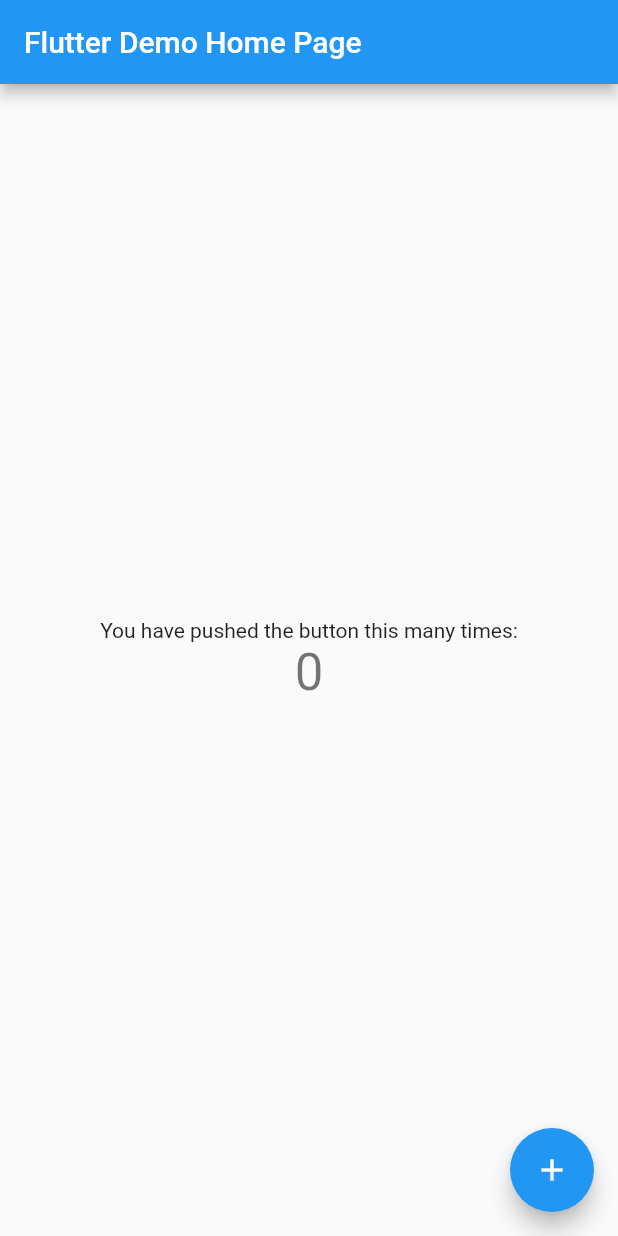
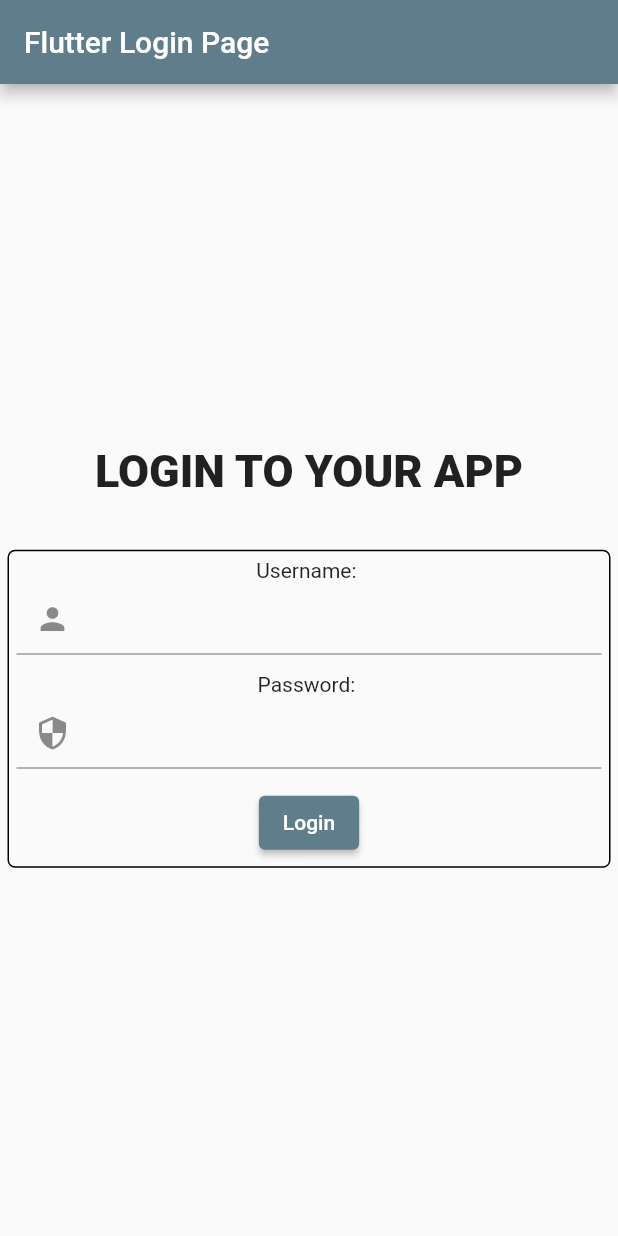
Before and after one commit to zhiyongteoh/firstFlutter, a Flutter app: the screen it shows after launch, on a phone screen of 412 x 824 dp. Run offline on Flutter 3.47's test engine with Material 2 defaults, Android fonts, the phone set to English and light mode, and no system bars; our stand-ins replace firebase_core; accounts and stored records are empty.

Commit message:
thrid commit

```diff
--- /dev/null
+++ b/lib/home.dart
@@ -0,0 +1,20 @@
+import 'package:flutter/material.dart';
+
+class Home extends StatelessWidget {
+  const Home({Key? key}) : super(key: key);
+
+  @override
+  Widget build(BuildContext context) {
+    return Scaffold(
+      appBar: AppBar(
+        title: const Text("My Home Page"),
+      ),
+      body: Container(
+        decoration: const BoxDecoration(color: Colors.blueGrey),
+        child: const Center(
+          child: Text("Welcom to home page",
+              style: TextStyle(fontWeight: FontWeight.w900, fontSize: 30)),
+        ),
+    ));
+  }
+}
--- a/lib/main.dart
+++ b/lib/main.dart
@@ -1,117 +1,87 @@
 import 'package:flutter/material.dart';
 import 'package:firebase_core/firebase_core.dart';
+import 'package:flutter_application_1/home.dart';
 
 Future<void> main() async {
+  WidgetsFlutterBinding.ensureInitialized();
   await Firebase.initializeApp();
   runApp(const MyApp());
 }
 
 class MyApp extends StatelessWidget {
-  const MyApp({super.key});
+  const MyApp({Key? key}) : super(key: key);
 
   // This widget is the root of your application.
   @override
   Widget build(BuildContext context) {
     return MaterialApp(
       title: 'Flutter Demo',
+      debugShowCheckedModeBanner: false,
       theme: ThemeData(
-        // This is the theme of your application.
-        //
-        // Try running your application with "flutter run". You'll see the
-        // application has a blue toolbar. Then, without quitting the app, try
-        // changing the primarySwatch below to Colors.green and then invoke
-        // "hot reload" (press "r" in the console where you ran "flutter run",
-        // or simply save your changes to "hot reload" in a Flutter IDE).
-        // Notice that the counter didn't reset back to zero; the application
-        // is not restarted.
-        primarySwatch: Colors.blue,
+        primarySwatch: Colors.blueGrey,
+        backgroundColor: Color.fromARGB(255, 157, 188, 241)
       ),
-      home: const MyHomePage(title: 'Flutter Demo Home Page'),
+      home: const MyLoginPage(title: 'Flutter Login Page'),
     );
   }
 }
 
-class MyHomePage extends StatefulWidget {
-  const MyHomePage({super.key, required this.title});
-
-  // This widget is the home page of your application. It is stateful, meaning
-  // that it has a State object (defined below) that contains fields that affect
-  // how it looks.
-
-  // This class is the configuration for the state. It holds the values (in this
-  // case the title) provided by the parent (in this case the App widget) and
-  // used by the build method of the State. Fields in a Widget subclass are
-  // always marked "final".
-
+class MyLoginPage extends StatefulWidget {
+  const MyLoginPage({Key? key, required this.title}) : super(key: key);
   final String title;
 
   @override
-  State<MyHomePage> createState() => _MyHomePageState();
+  State<MyLoginPage> createState() => _MyLoginPageState();
 }
 
-class _MyHomePageState extends State<MyHomePage> {
-  int _counter = 0;
-
-  void _incrementCounter() {
-    setState(() {
-      // This call to setState tells the Flutter framework that something has
-      // changed in this State, which causes it to rerun the build method below
-      // so that the display can reflect the updated values. If we changed
-      // _counter without calling setState(), then the build method would not be
-      // called again, and so nothing would appear to happen.
-      _counter++;
-    });
-  }
-
+class _MyLoginPageState extends State<MyLoginPage> {
   @override
   Widget build(BuildContext context) {
-    // This method is rerun every time setState is called, for instance as done
-    // by the _incrementCounter method above.
-    //
-    // The Flutter framework has been optimized to make rerunning build methods
-    // fast, so that you can just rebuild anything that needs updating rather
-    // than having to individually change instances of widgets.
     return Scaffold(
       appBar: AppBar(
-        // Here we take the value from the MyHomePage object that was created by
-        // the App.build method, and use it to set our appbar title.
         title: Text(widget.title),
       ),
-      body: Center(
-        // Center is a layout widget. It takes a single child and positions it
-        // in the middle of the parent.
-        child: Column(
-          // Column is also a layout widget. It takes a list of children and
-          // arranges them vertically. By default, it sizes itself to fit its
-          // children horizontally, and tries to be as tall as its parent.
-          //
-          // Invoke "debug painting" (press "p" in the console, choose the
-          // "Toggle Debug Paint" action from the Flutter Inspector in Android
-          // Studio, or the "Toggle Debug Paint" command in Visual Studio Code)
-          // to see the wireframe for each widget.
-          //
-          // Column has various properties to control how it sizes itself and
-          // how it positions its children. Here we use mainAxisAlignment to
-          // center the children vertically; the main axis here is the vertical
-          // axis because Columns are vertical (the cross axis would be
-          // horizontal).
-          mainAxisAlignment: MainAxisAlignment.center,
-          children: <Widget>[
-            const Text(
-              'You have pushed the button this many times:',
-            ),
-            Text(
-              '$_counter',
-              style: Theme.of(context).textTheme.headline4,
-            ),
-          ],
-        ),
+      body: Column(
+        mainAxisAlignment: MainAxisAlignment.center,
+        children: [
+          const Text('LOGIN TO YOUR APP',
+            style: TextStyle(fontWeight: FontWeight.w900, fontSize: 30)),
+          const SizedBox(height: 30),
+          Container(
+            margin: const EdgeInsets.all(5.0),//outer
+            padding: const EdgeInsets.all(5.0),//inner
+            decoration: BoxDecoration(
+                border: Border.all(color: Colors.black),
+                borderRadius: BorderRadius.circular(5.0)),
+            child:
+                Column(mainAxisAlignment: MainAxisAlignment.center,
+                children: [
+
+              const Text('Username: '),
+              const TextField(
+                  decoration: InputDecoration(prefixIcon: Icon(Icons.person))),
+
+
+              const SizedBox(height: 12),
+              const Text('Password: '),
+              const TextField(
+                  obscureText: true,
+                  decoration:
+                      InputDecoration(prefixIcon: Icon(Icons.security))),
+              const SizedBox(height: 12),
+              ElevatedButton(
+                  onPressed: () {
+                    Navigator.push(
+                        context,
+                        MaterialPageRoute(
+                          builder: (context) => const Home(),
+                        ));
+                  },
+                  child: const Text('Login')),
+            ]),
+          ),
+        ],
       ),
-      floatingActionButton: FloatingActionButton(
-        onPressed: _incrementCounter,
-        tooltip: 'Increment',
-        child: const Icon(Icons.add),
-      ), // This trailing comma makes auto-formatting nicer for build methods.
     );
   }
 }
```
